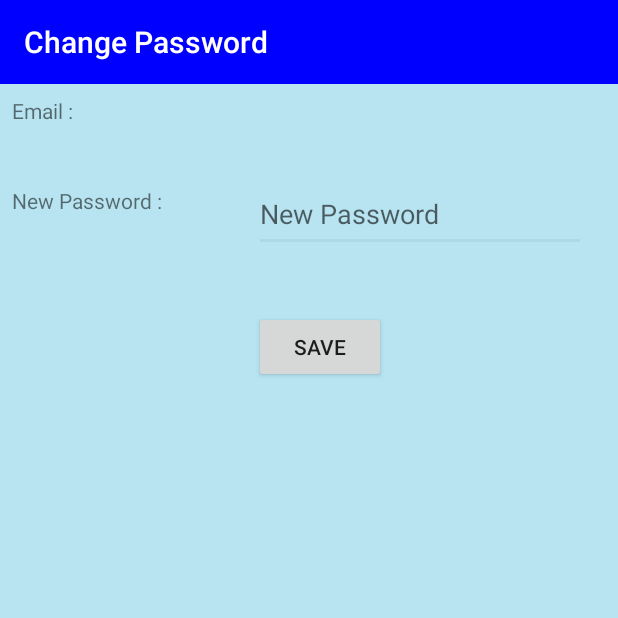
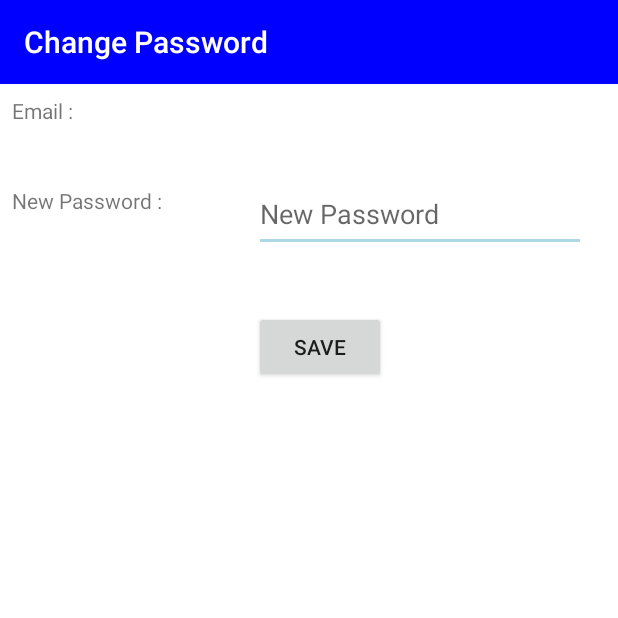
Before and after one commit to kacper97/EmergencyEscaper, an Android app: the ChangePassword screen opened directly, with no data from a screen before it, on a phone screen of 412 x 824 dp, the top half of it. Run offline under Robolectric (Android 15) with nearby library versions, the phone set to English and light mode, and no system bars; our stand-ins replace Firebase (no records; nobody signed in at launch, a user with empty details on screens opened directly).

Commit message:
Changin background + map

```diff
--- a/app/src/main/java/org/wit/emergencyescape/activities/MapsActivity.java
+++ b/app/src/main/java/org/wit/emergencyescape/activities/MapsActivity.java
@@ -67,12 +67,12 @@ public class MapsActivity extends FragmentActivity implements OnMapReadyCallback
                         marker.remove();
                         marker = mMap.addMarker(new MarkerOptions().position(latLng).title(result));
                         mMap.setMaxZoomPreference(20);
-                        mMap.moveCamera(CameraUpdateFactory.newLatLngZoom(latLng, 12.0f));
+                        mMap.moveCamera(CameraUpdateFactory.newLatLngZoom(latLng, 19.0f));
                     }
                     else{
                         marker = mMap.addMarker(new MarkerOptions().position(latLng).title(result));
                         mMap.setMaxZoomPreference(20);
-                        mMap.moveCamera(CameraUpdateFactory.newLatLngZoom(latLng, 21.0f));
+                        mMap.moveCamera(CameraUpdateFactory.newLatLngZoom(latLng, 19.0f));
                     }
 
 
--- a/app/src/main/res/layout/activity_bluetooth.xml
+++ b/app/src/main/res/layout/activity_bluetooth.xml
@@ -4,8 +4,9 @@
         xmlns:tools="http://schemas.android.com/tools"
         xmlns:app="http://schemas.android.com/apk/res-auto"
         android:layout_width="match_parent"
+        android:background="@color/colorWhite"
         android:layout_height="match_parent"
-        tools:context=".activities.BluetoothConnector" android:background="@drawable/ggf">
+        tools:context=".activities.BluetoothConnector" >
 
     <TextView
             android:text="@string/bluetoothname"
--- a/app/src/main/res/layout/activity_buildingplan.xml
+++ b/app/src/main/res/layout/activity_buildingplan.xml
@@ -5,6 +5,7 @@
                 android:layout_height="match_parent" xmlns:app="http://schemas.android.com/apk/res-auto"
                 android:paddingBottom="0sp"
                 android:paddingLeft="0sp"
+                android:background="@color/colorWhite"
                 android:paddingRight="0sp"
                 android:paddingTop="0sp"
                 tools:context="org.wit.emergencyescape.activities.BuildingPlanActivity">
--- a/app/src/main/res/layout/activity_changepassword.xml
+++ b/app/src/main/res/layout/activity_changepassword.xml
@@ -5,7 +5,8 @@
         xmlns:tools="http://schemas.android.com/tools"
         android:layout_width="match_parent"
         android:layout_height="match_parent"
-        tools:context="org.wit.emergencyescape.activities.Home" android:background="@drawable/ggf">
+        android:background="@color/colorWhite"
+        tools:context="org.wit.emergencyescape.activities.Home">
 
     <TextView
             android:text="@string/password"
--- a/app/src/main/res/layout/activity_deactivate.xml
+++ b/app/src/main/res/layout/activity_deactivate.xml
@@ -5,7 +5,8 @@
         xmlns:app="http://schemas.android.com/apk/res-auto"
         android:layout_width="match_parent"
         android:layout_height="match_parent"
-        tools:context=".activities.Deactivate" android:background="@drawable/ggf">
+        android:background="@color/colorWhite"
+        tools:context=".activities.Deactivate" >
 
     <RelativeLayout
             android:layout_width="match_parent"
--- a/app/src/main/res/layout/activity_home.xml
+++ b/app/src/main/res/layout/activity_home.xml
@@ -5,7 +5,8 @@
         xmlns:tools="http://schemas.android.com/tools"
         android:layout_width="match_parent"
         android:layout_height="match_parent"
-        tools:context="org.wit.emergencyescape.activities.Home" android:background="@drawable/ggf">
+        android:background="@color/colorWhite"
+        tools:context="org.wit.emergencyescape.activities.Home" >
 
     <RelativeLayout
             android:layout_width="match_parent"
--- a/app/src/main/res/layout/activity_login.xml
+++ b/app/src/main/res/layout/activity_login.xml
@@ -4,7 +4,7 @@
                                              xmlns:tools="http://schemas.android.com/tools"
                                              android:layout_width="match_parent"
                                              android:layout_height="match_parent"
-                                             android:background="@color/colorAccent"
+                                                   android:background="@color/colorAccent"
                                              tools:context=".activities.LogIn">
 
     <ImageView
@@ -12,12 +12,14 @@
             android:layout_width="433dp"
             android:layout_height="249dp"
             android:layout_marginEnd="4dp"
-            android:background="@color/colorAccent"
             app:layout_constraintEnd_toEndOf="parent"
             app:layout_constraintHorizontal_bias="0.421"
             app:layout_constraintStart_toStartOf="parent"
             app:layout_constraintTop_toTopOf="parent"
+            android:background="@color/colorWhite"
             android:src="@drawable/logoescape"/>
+
+
 
     <EditText
             android:id="@+id/loginemail"
--- a/app/src/main/res/layout/activity_maps.xml
+++ b/app/src/main/res/layout/activity_maps.xml
@@ -4,7 +4,8 @@
              xmlns:tools="http://schemas.android.com/tools"
              android:orientation="vertical"
              android:layout_width="match_parent"
-             android:layout_height="match_parent" android:background="@drawable/ggf">
+             android:background="@color/colorWhite"
+             android:layout_height="match_parent">
 
     <RelativeLayout
             android:layout_width="match_parent"
```
Also changed, not shown: app/src/main/res/layout/activity_registration.xml (+6 -6 lines), 1 other file.
